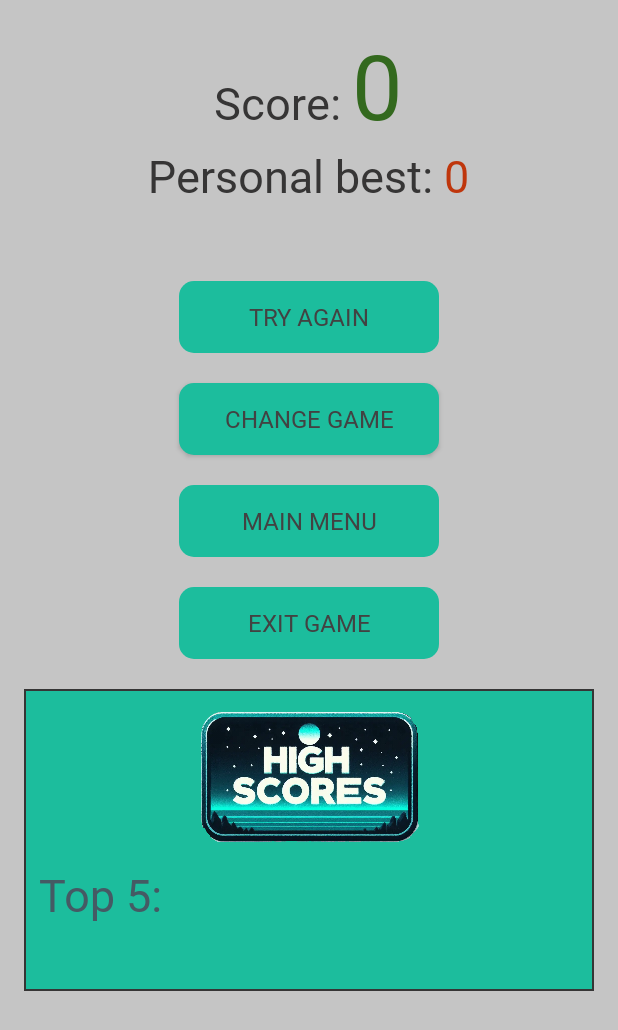
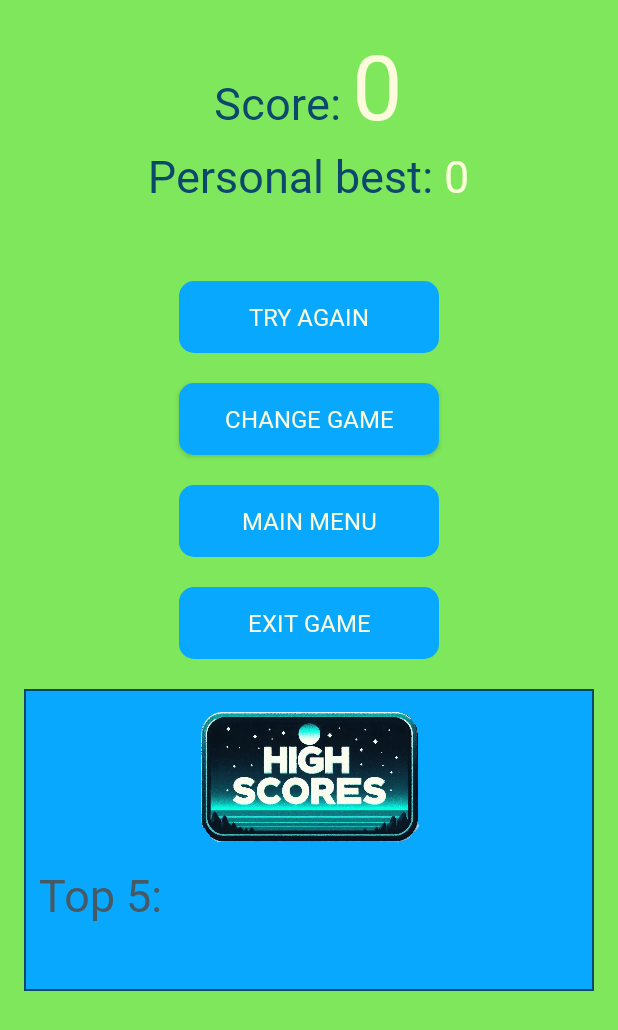
Before and after one commit to Stensel8/Half-a-Minute-IT-Madness-Android, an Android app: the GameOver screen opened directly, with no data from a screen before it, on a phone screen of 412 x 824 dp. Shown: the top 1030 px of the screen. Run offline under Robolectric (Android 15) with nearby library versions, the phone set to English and light mode, and no system bars.

Commit message:
- Color added
- Added the correct colors to colors.xml
- Added more dynamic use of colors

```diff
--- a/app/src/main/res/layout/activity_main.xml
+++ b/app/src/main/res/layout/activity_main.xml
@@ -37,7 +37,7 @@
                 android:onClick="chooseGamePage"
                 android:padding="20dp"
                 android:text="@string/playGame"
-                android:textColor="#455A64"
+                android:textColor="@color/buttonTextColor"
                 android:textSize="20sp"
                 android:fontFamily="@font/segoeuib"/>
 
@@ -50,7 +50,7 @@
                 android:onClick="goSettings"
                 android:padding="20dp"
                 android:text="@string/settingsTitle"
-                android:textColor="#455A64"
+                android:textColor="@color/buttonTextColor"
                 android:textSize="20sp"
                 android:fontFamily="@font/segoeuib"/>
         </LinearLayout>
--- a/app/src/main/res/layout/choose_game.xml
+++ b/app/src/main/res/layout/choose_game.xml
@@ -41,7 +41,7 @@
             android:paddingRight="20dp"
             android:paddingBottom="20dp"
             android:text="@string/mathGameButton"
-            android:textColor="#455A64"
+            android:textColor="#fcfbdc"
             android:textSize="24sp"
             android:fontFamily="@font/segoeuib"/>
 
@@ -58,7 +58,7 @@
             android:paddingRight="20dp"
             android:paddingBottom="20dp"
             android:text="@string/languageGameButton"
-            android:textColor="#455A64"
+            android:textColor="#fcfbdc"
             android:textSize="24sp"
             android:fontFamily="@font/segoeuib"/>
 
@@ -75,7 +75,7 @@
             android:paddingRight="20dp"
             android:paddingBottom="20dp"
             android:text="@string/guessingGameButton"
-            android:textColor="#455A64"
+            android:textColor="@color/buttonTextColor"
             android:textSize="24sp"
             android:fontFamily="@font/segoeuib"/>
     </LinearLayout>
--- a/app/src/main/res/layout/game_over.xml
+++ b/app/src/main/res/layout/game_over.xml
@@ -36,7 +36,7 @@
                 android:layout_height="wrap_content"
                 android:fontFamily="@font/segoeui"
                 android:text="@string/defaultBtnValue"
-                android:textColor="#33691E"
+                android:textColor="@color/buttonTextColor"
                 android:textSize="60sp" />
         </LinearLayout>
 
@@ -65,7 +65,7 @@
                 android:layout_weight="1"
                 android:fontFamily="@font/segoeui"
                 android:text="@string/defaultBtnValue"
-                android:textColor="#BF360C"
+                android:textColor="@color/buttonTextColor"
                 android:textSize="30sp" />
 
         </LinearLayout>
@@ -90,7 +90,7 @@
                 android:paddingLeft="30dp"
                 android:paddingRight="30dp"
                 android:text="@string/retry"
-                android:textColor="#424242"
+                android:textColor="@color/buttonTextColor"
                 android:textSize="16sp" />
 
             <!-- Button change game -->
@@ -105,7 +105,7 @@
                 android:paddingLeft="30dp"
                 android:paddingRight="30dp"
                 android:text="@string/changeGame"
-                android:textColor="#424242"
+                android:textColor="@color/buttonTextColor"
                 android:textSize="16sp" />
 
             <!-- Button main menu -->
@@ -120,7 +120,7 @@
                 android:paddingLeft="30dp"
                 android:paddingRight="30dp"
                 android:text="@string/mainMenuBtn"
-                android:textColor="#424242"
+                android:textColor="@color/buttonTextColor"
                 android:textSize="16sp" />
 
             <!-- Button Exit game -->
@@ -135,7 +135,7 @@
                 android:paddingLeft="30dp"
                 android:paddingRight="30dp"
                 android:text="@string/exitGame"
-                android:textColor="#424242"
+                android:textColor="@color/buttonTextColor"
                 android:textSize="16sp" />
         </LinearLayout>
 
@@ -178,7 +178,7 @@
                 android:paddingStart="10dp"
                 android:paddingEnd="5dp"
                 android:text="@string/difficultyTitle"
-                android:textColor="#424242"
+                android:textColor="@color/buttonTextColor"
                 android:textSize="12sp" />
 
             <!-- TextViuw Game -->
@@ -191,7 +191,7 @@
                 android:paddingEnd="5dp"
                 android:paddingBottom="5dp"
                 android:text="@string/chosenGame"
-                android:textColor="#424242"
+                android:textColor="@color/buttonTextColor"
                 android:textSize="12sp" />
         </LinearLayout>
 
--- a/app/src/main/res/values/colors.xml
+++ b/app/src/main/res/values/colors.xml
@@ -2,21 +2,25 @@
 <resources>
     <color name="colorPrimary">@color/background</color>
     <color name="colorPrimaryDark">@color/background</color>
-    <color name="colorAccent">#2ECC71</color>
-    <color name="background">#C5C5C5</color>
-    <color name="boxColor">#505050</color>
-    <color name="buttonTextColor">#ffff</color>
-    <color name="lightThemeText">#363535</color>
-    <color name="buttonColor">#1CBD9D</color>
-    <color name="darkThemeText">#0B8F42</color>
-    <color name="darkBackground">#2C3E50</color>
-    <color name="correct">#5CC423</color>
-    <color name="wrong">#F44336</color>
+    <color name="colorAccent">#e8f301</color>
+    <color name="background">#7fe75c</color>
+    <color name="boxColor">#00b58d</color>
+    <color name="buttonTextColor">#fcfbdc</color>
+    <color name="lightThemeText">#0c476c</color>
+    <color name="buttonColor">#08a8ff</color>
+    <color name="darkThemeText">#fcfbdc</color>
+    <color name="darkBackground">#08294b</color>
+    <color name="correct">#27ae60</color>
+    <color name="wrong">#f98722</color>
 
     // Colors for the 4 MathGame buttons
-    <color name="button1Color">#088C72</color>
-    <color name="button2Color">#4ED8BD</color>
-    <color name="button3Color">#1CBD9D</color>
-    <color name="button4Color">#0F6A58</color>
+    <color name="button1Color">#08a8ff</color>
+    <color name="button2Color">#38b209</color>
+    <color name="button3Color">#44d80a</color>
+    <color name="button4Color">#0886ff</color>
 
 </resources>
+
+//old colors from dead built (might need later)
+//    <color name="colorPrimary">#00b58d</color>
+//<color name="colorPrimaryDark">#34495e</color>
--- a/app/src/main/res/values/ic_launcher_background.xml
+++ b/app/src/main/res/values/ic_launcher_background.xml
@@ -1,4 +1,4 @@
 <?xml version="1.0" encoding="utf-8"?>
 <resources>
-    <color name="ic_launcher_background">#FFFFFF</color>
+    <color name="ic_launcher_background">#7fe75c</color>
 </resources>
```
Also changed, not shown: app/src/main/res/layout/choose_language_game.xml (+6 -6 lines), app/src/main/res/layout/guessing_game.xml (+4 -4 lines), app/src/main/res/layout/settings.xml (+5 -5 lines), app/src/main/res/raw/wordjsondata.json (renamed from app/src/main/res/raw/WordJsonData.json).
